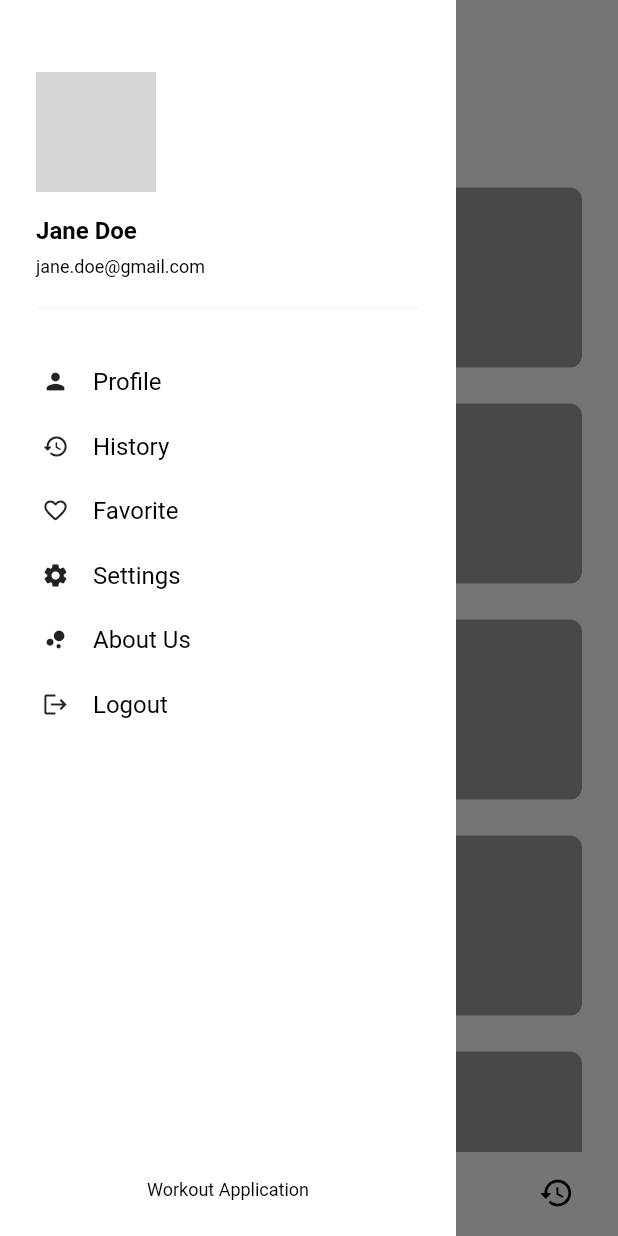
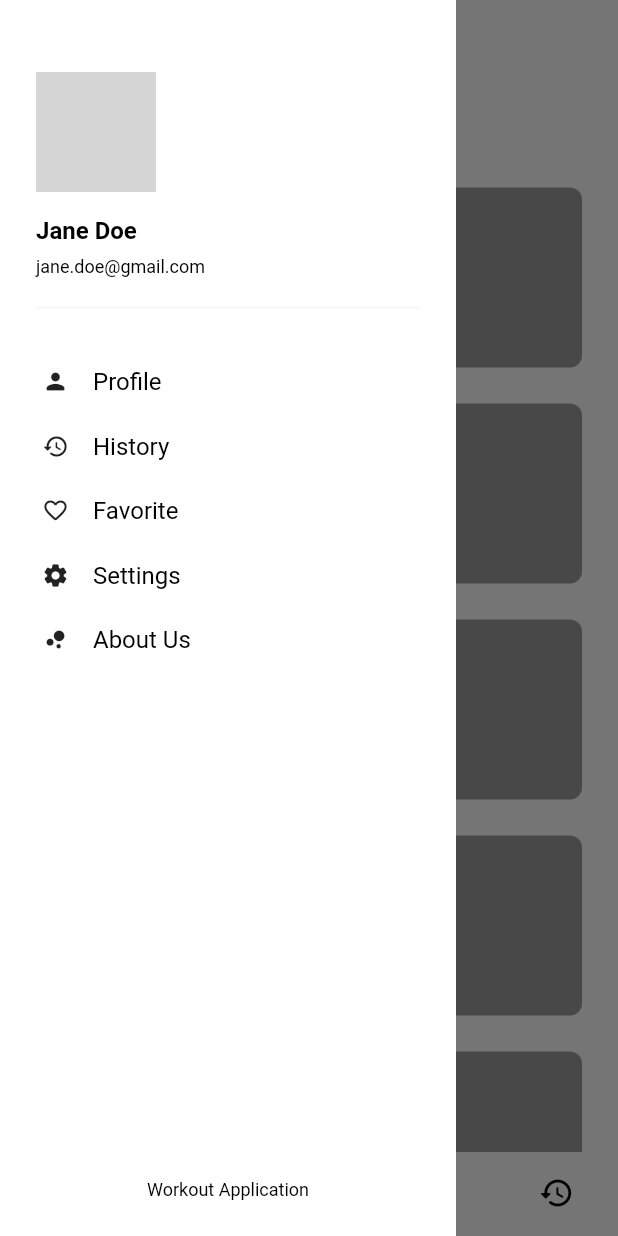
Before and after one commit to taftadahir/workout_application_old, a Flutter app: the screen it shows after launch, with the side drawer open, on a phone screen of 412 x 824 dp. Run offline on Flutter 3.47's test engine with Material 2 defaults, Android fonts, the light colour scheme and no system bars; our stand-ins replace flutter_svg; grey boxes are pictures that could not be loaded.

Commit message:
Sidebar Screen - v2
- [x] t7 - Remove the logout item

```diff
--- a/lib/views/screens/sidebar_screen.dart
+++ b/lib/views/screens/sidebar_screen.dart
@@ -3,6 +3,7 @@ import 'package:workout_application_development/configs/colors.dart';
 import 'package:workout_application_development/configs/parameters.dart';
 import 'package:workout_application_development/configs/styles.dart';
 import 'package:workout_application_development/views/components/sidebar_item_component.dart';
+import 'package:workout_application_development/views/screens/profile_screen.dart';
 import 'package:workout_application_development/workout_application.dart';
 
 class SidebarScreen extends StatelessWidget {
@@ -75,9 +76,7 @@ class SidebarScreen extends StatelessWidget {
                     Navigator.push(
                       context,
                       MaterialPageRoute(
-                        builder: (_) => WorkoutApplication(
-                          index: 0,
-                        ),
+                        builder: (_) => const ProfileScreen(),
                       ),
                     );
                   },
@@ -145,14 +144,6 @@ class SidebarScreen extends StatelessWidget {
                   onTap: () {},
                 ),
                 const SizedBox(
-                  height: 16.0,
-                ),
-                SidebarItemComponent(
-                  icon: Icons.logout,
-                  title: 'Logout',
-                  onTap: () {},
-                ),
-                const SizedBox(
                   height: 32.0,
                 ),
               ],
```
